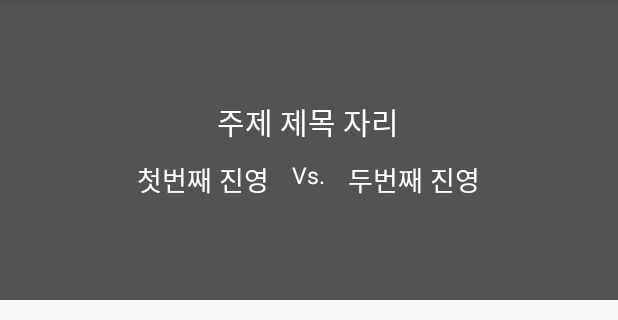
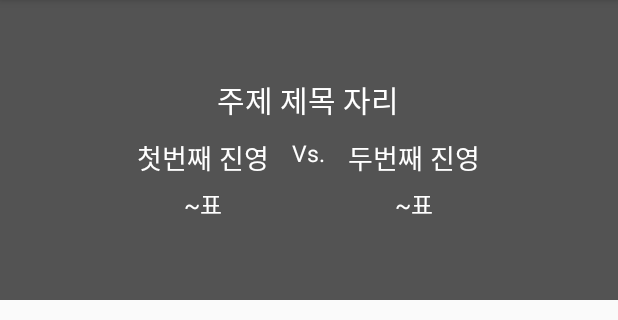
Before and after one commit to jsdev2013/APIPractice_20200615, an Android app: the ViewTopicDetailActivity screen opened directly, with no data from a screen before it, on a phone screen of 412 x 824 dp, the part 84-404 px from its top. Run offline under Robolectric (Android 15) with nearby library versions, the phone set to English and light mode, and no system bars; pictures from the network do not load.

Commit message:
득표수 파싱 완료

```diff
--- a/app/src/main/java/com/jisu/apipractice_20200615/ViewTopicDetailActivity.kt
+++ b/app/src/main/java/com/jisu/apipractice_20200615/ViewTopicDetailActivity.kt
@@ -57,6 +57,8 @@ class ViewTopicDetailActivity : BaseActivity() {
 
                     firstSideTxt.text = mTopic.sideList[0].title
                     secondSideTxt.text = mTopic.sideList[1].title
+                    firstSideVoteCntTxt.text = "${mTopic.sideList[0].voteCount}표"
+                    secondSideVoteCntTxt.text = "${mTopic.sideList[1].voteCount}표"
                 }
             }
         })
--- a/app/src/main/res/layout/activity_view_topic_detail.xml
+++ b/app/src/main/res/layout/activity_view_topic_detail.xml
@@ -47,7 +47,8 @@
                 <LinearLayout
                     android:layout_width="wrap_content"
                     android:layout_height="wrap_content"
-                    android:orientation="vertical">
+                    android:orientation="vertical"
+                    android:gravity="center">
 
                     <TextView
                         android:id="@+id/firstSideTxt"
@@ -56,6 +57,16 @@
                         android:text="첫번째 진영"
                         android:textSize="18sp"
                         android:textColor="@color/white"/>
+
+                    <TextView
+                        android:id="@+id/firstSideVoteCntTxt"
+                        android:layout_marginTop="5dp"
+                        android:layout_width="wrap_content"
+                        android:layout_height="wrap_content"
+                        android:text="~표"
+                        android:textSize="16sp"
+                        android:textColor="@color/white"
+                        />
 
                 </LinearLayout>
 
@@ -71,6 +82,7 @@
                 <LinearLayout
                     android:layout_width="wrap_content"
                     android:layout_height="wrap_content"
+                    android:gravity="center"
                     android:orientation="vertical">
 
                     <TextView
@@ -81,6 +93,16 @@
                         android:textSize="18sp"
                         android:textColor="@color/white"/>
 
+                    <TextView
+                        android:id="@+id/secondSideVoteCntTxt"
+                        android:layout_marginTop="5dp"
+                        android:layout_width="wrap_content"
+                        android:layout_height="wrap_content"
+                        android:text="~표"
+                        android:textSize="16sp"
+                        android:textColor="@color/white"
+                        />
+
                 </LinearLayout>
 
 
```
